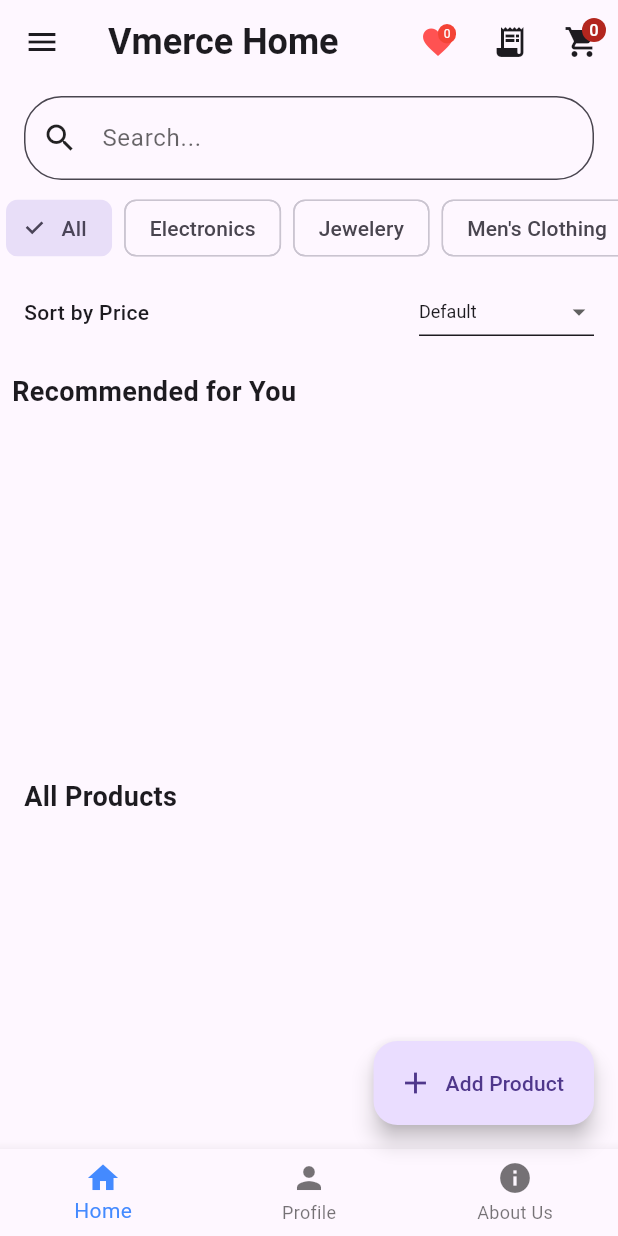
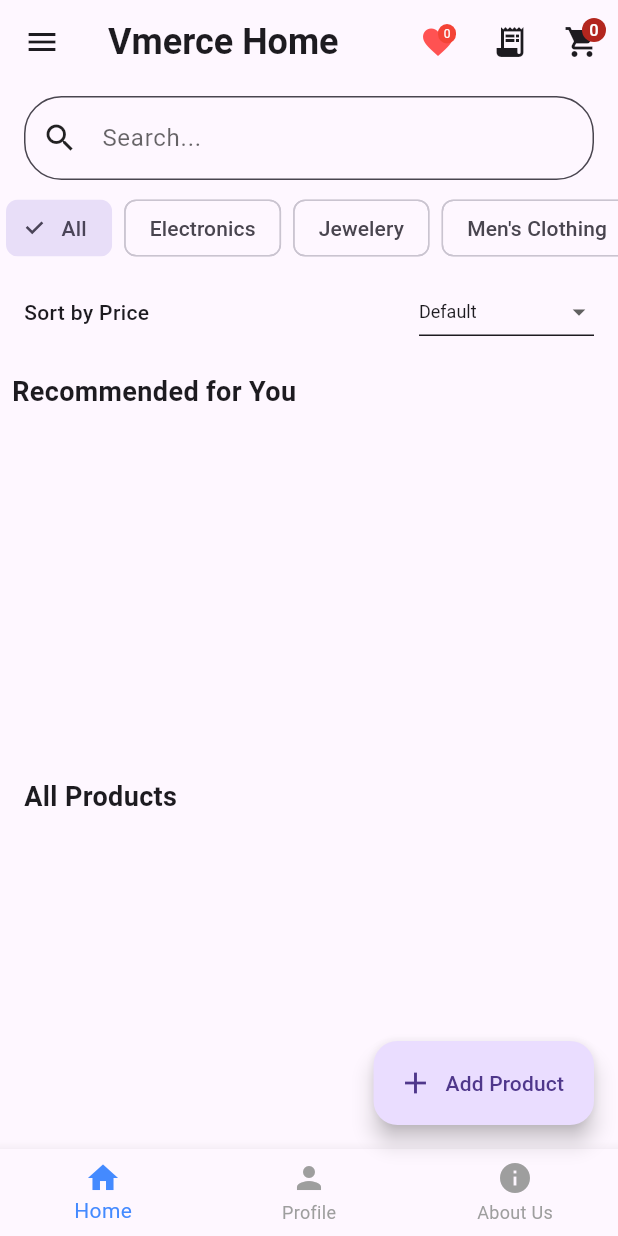
Before and after one commit to mforgon/flutter_with_firebase, a Flutter app: the HomePage screen opened directly, on a phone screen of 412 x 824 dp. Run offline on Flutter 3.47's test engine with Material 3 defaults, Android fonts, the phone set to English and light mode, and no system bars; our stand-ins replace cloud_firestore, firebase_auth, firebase_core, flutter_secure_storage; accounts and stored records are empty.

```diff
--- a/lib/navigation_widget/common_bottom_navigationbar.dart
+++ b/lib/navigation_widget/common_bottom_navigationbar.dart
@@ -1,5 +1,4 @@
 import 'package:flutter/material.dart';
-import 'package:flutter_with_firebase/language/app_localizations.dart'; // Import your localization class
 
 class CommonBottomNavigationBar extends StatelessWidget {
   final int selectedIndex;
@@ -13,26 +12,24 @@ class CommonBottomNavigationBar extends StatelessWidget {
 
   @override
   Widget build(BuildContext context) {
-    final localizations =
-        AppLocalizations.of(context); // Get the localizations instance
-
     return BottomNavigationBar(
-      items: <BottomNavigationBarItem>[
+      items: const <BottomNavigationBarItem>[
         BottomNavigationBarItem(
-          icon: const Icon(Icons.home),
-          label: localizations.home, // Use localized string
+          icon: Icon(Icons.home),
+          label: 'Home',
         ),
         BottomNavigationBarItem(
-          icon: const Icon(Icons.person),
-          label: localizations.profile, // Use localized string
+          icon: Icon(Icons.person),
+          label: 'Profile',
         ),
         BottomNavigationBarItem(
-          icon: const Icon(Icons.info),
-          label: localizations.aboutUs, // Use localized string
+          icon: Icon(Icons.info),
+          label: 'About Us',
         ),
       ],
       currentIndex: selectedIndex,
-      selectedItemColor: Colors.blueAccent,
+      selectedItemColor: Colors.blueAccent, // Highlight the selected icon in blue
+      unselectedItemColor: Colors.grey, // Optional: Set color for unselected icons
       onTap: onItemTapped,
     );
   }
```
